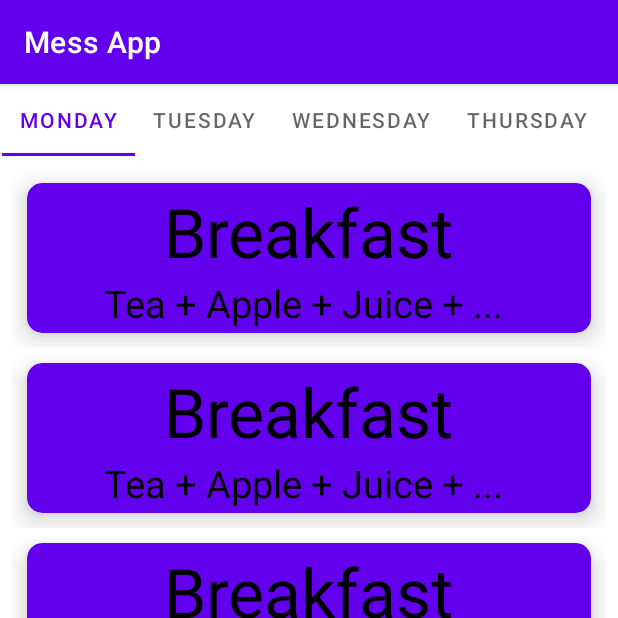
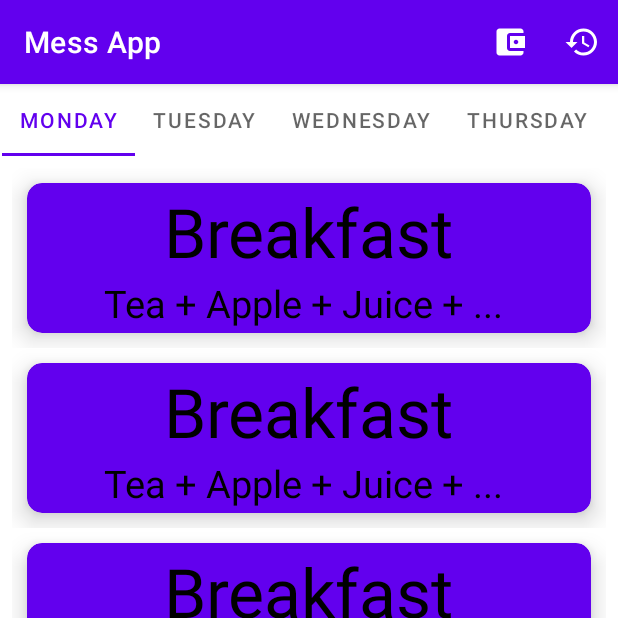
Before and after one commit to ayushigupta931/EaterGrad, an Android app: the HomeFragment screen opened through its navigation route, on a phone screen of 412 x 824 dp, the top half of it. Run offline under Robolectric (Android 15) with nearby library versions, the phone set to English and light mode, and no system bars; our stand-ins replace Firebase (no records; nobody signed in at launch, a user with empty details on screens opened directly); 1 statement that could not run was skipped.

Commit message:
menu added

```diff
--- a/app/src/main/java/com/android/example/messapp/HomeFragment.kt
+++ b/app/src/main/java/com/android/example/messapp/HomeFragment.kt
@@ -1,11 +1,10 @@
 package com.android.example.messapp
 
 import android.os.Bundle
+import android.view.*
 import androidx.fragment.app.Fragment
-import android.view.LayoutInflater
-import android.view.View
-import android.view.ViewGroup
 import androidx.appcompat.app.AppCompatActivity
+import androidx.navigation.fragment.findNavController
 import com.android.example.messapp.databinding.FragmentHomeBinding
 import com.android.example.messapp.databinding.FragmentLoginBinding
 import com.google.android.material.tabs.TabLayoutMediator
@@ -16,6 +15,26 @@ import com.google.firebase.ktx.Firebase
 class HomeFragment : Fragment() {
 
     private lateinit var binding: FragmentHomeBinding
+    override fun onCreate(savedInstanceState: Bundle?) {
+        super.onCreate(savedInstanceState)
+        setHasOptionsMenu(true)
+    }
+    override fun onCreateOptionsMenu(menu: Menu, inflater: MenuInflater) {
+        inflater.inflate(R.menu.menu, menu)
+    }
+    override fun onOptionsItemSelected(item: MenuItem): Boolean {
+        return when (item.itemId) {
+            R.id.action_expenses -> {
+                // navigate to settings screen
+                true
+            }
+            R.id.action_history -> {
+                findNavController().navigate(R.id.action_homeFragment_to_historyFragment)
+                true
+            }
+            else -> super.onOptionsItemSelected(item)
+        }
+    }
     override fun onCreateView(
         inflater: LayoutInflater, container: ViewGroup?,
         savedInstanceState: Bundle?
--- /dev/null
+++ b/app/src/main/res/drawable/ic_baseline_account_balance_wallet_24.xml
@@ -0,0 +1,10 @@
+<vector xmlns:android="http://schemas.android.com/apk/res/android"
+    android:width="24dp"
+    android:height="24dp"
+    android:viewportWidth="24"
+    android:viewportHeight="24"
+    android:tint="?attr/colorControlNormal">
+  <path
+      android:fillColor="@android:color/white"
+      android:pathData="M21,18v1c0,1.1 -0.9,2 -2,2L5,21c-1.11,0 -2,-0.9 -2,-2L3,5c0,-1.1 0.89,-2 2,-2h14c1.1,0 2,0.9 2,2v1h-9c-1.11,0 -2,0.9 -2,2v8c0,1.1 0.89,2 2,2h9zM12,16h10L22,8L12,8v8zM16,13.5c-0.83,0 -1.5,-0.67 -1.5,-1.5s0.67,-1.5 1.5,-1.5 1.5,0.67 1.5,1.5 -0.67,1.5 -1.5,1.5z"/>
+</vector>
--- /dev/null
+++ b/app/src/main/res/drawable/ic_baseline_history_24.xml
@@ -0,0 +1,10 @@
+<vector xmlns:android="http://schemas.android.com/apk/res/android"
+    android:width="24dp"
+    android:height="24dp"
+    android:viewportWidth="24"
+    android:viewportHeight="24"
+    android:tint="?attr/colorControlNormal">
+  <path
+      android:fillColor="@android:color/white"
+      android:pathData="M13,3c-4.97,0 -9,4.03 -9,9L1,12l3.89,3.89 0.07,0.14L9,12L6,12c0,-3.87 3.13,-7 7,-7s7,3.13 7,7 -3.13,7 -7,7c-1.93,0 -3.68,-0.79 -4.94,-2.06l-1.42,1.42C8.27,19.99 10.51,21 13,21c4.97,0 9,-4.03 9,-9s-4.03,-9 -9,-9zM12,8v5l4.28,2.54 0.72,-1.21 -3.5,-2.08L13.5,8L12,8z"/>
+</vector>
--- /dev/null
+++ b/app/src/main/res/menu/menu.xml
@@ -0,0 +1,15 @@
+<?xml version="1.0" encoding="utf-8"?>
+<menu xmlns:android="http://schemas.android.com/apk/res/android"
+    xmlns:app="http://schemas.android.com/apk/res-auto">
+
+    <item
+        android:id="@+id/action_expenses"
+        android:icon="@drawable/ic_baseline_account_balance_wallet_24"
+        android:title="Expenses"
+        app:showAsAction="ifRoom"/>
+    <item
+        android:id="@+id/action_history"
+        android:icon="@drawable/ic_baseline_history_24"
+        android:title="History"
+        app:showAsAction="ifRoom|withText"/>
+</menu>
```
